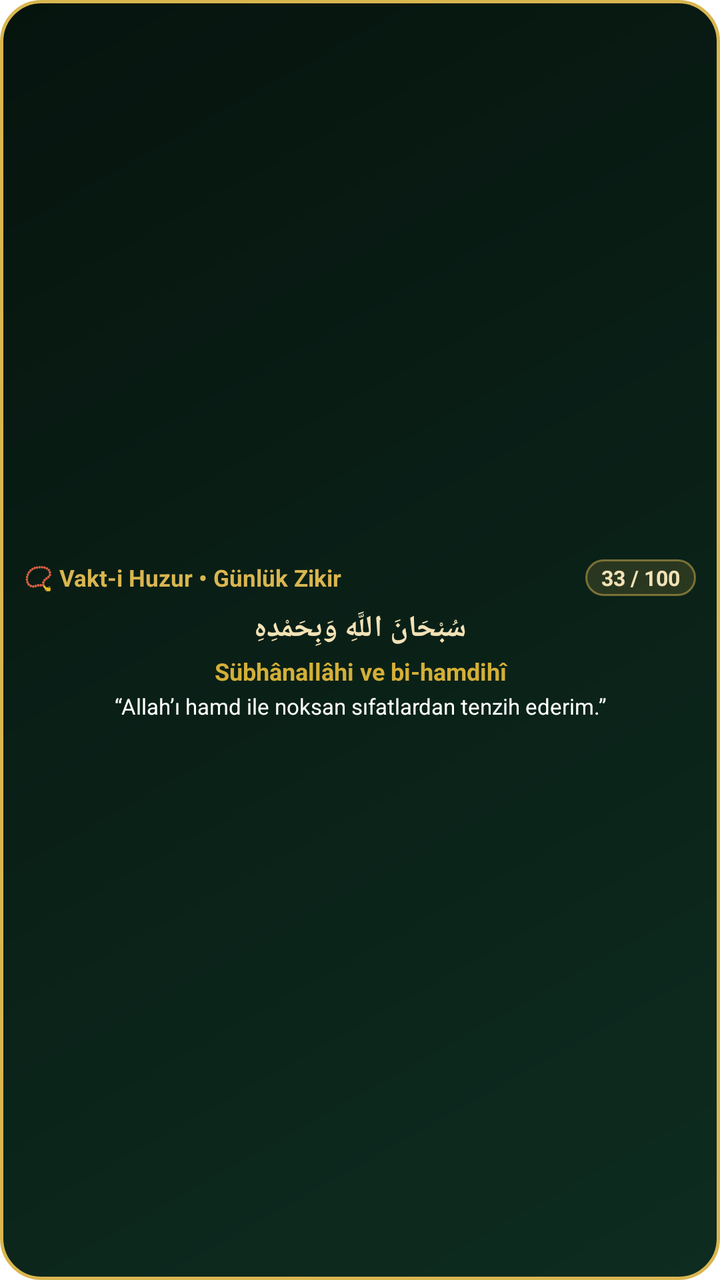
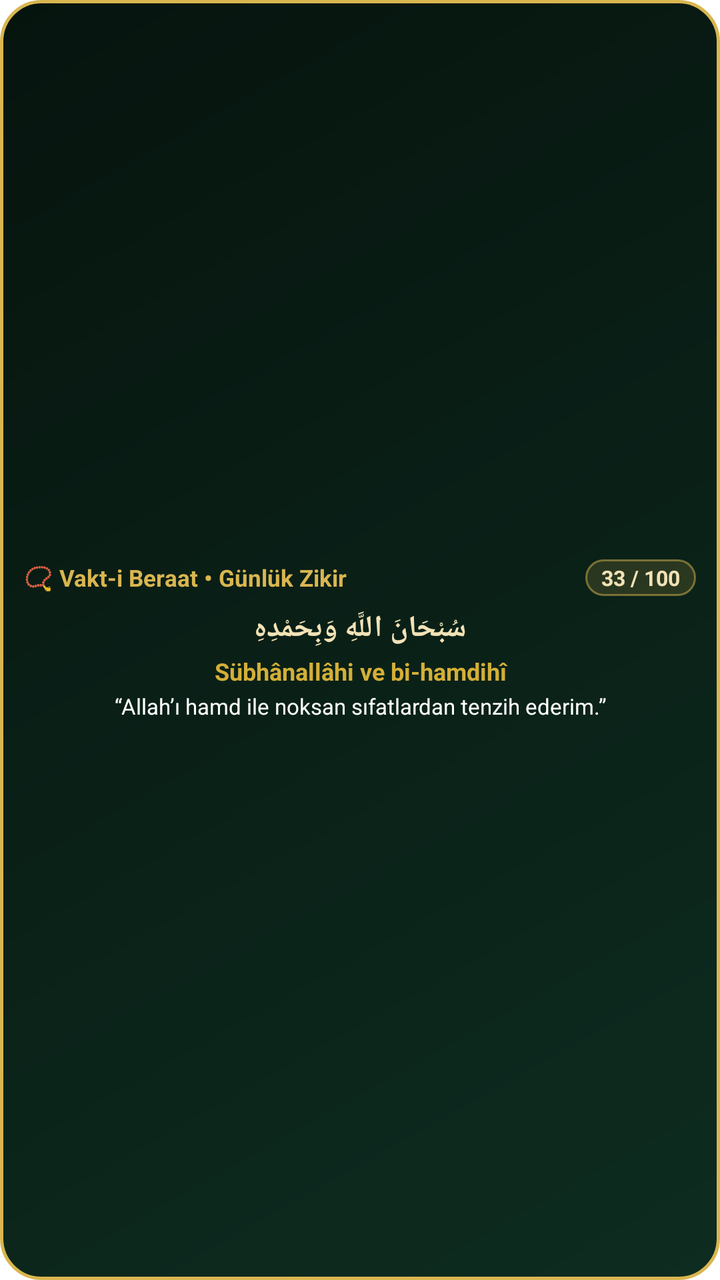

Screens rendered from an Android XML layout before and after an edit, with the pre-edit source and the edit as a unified diff.
<!-- AndroidManifest.xml: fallback theme Theme.MaterialComponents.DayNight.NoActionBar -->
<!-- res/layout/vakti_huzur_zikir_widget.xml -->
<?xml version="1.0" encoding="utf-8"?>
<LinearLayout xmlns:android="http://schemas.android.com/apk/res/android"
    android:id="@+id/widget_zikir_root"
    android:layout_width="match_parent"
    android:layout_height="match_parent"
    android:background="@drawable/widget_bg_emerald_gold"
    android:orientation="vertical"
    android:gravity="center"
    android:padding="12dp">

    <LinearLayout
        android:layout_width="match_parent"
        android:layout_height="wrap_content"
        android:gravity="center_vertical"
        android:orientation="horizontal">

        <TextView
            android:id="@+id/tv_zikir_widget_baslik"
            android:layout_width="0dp"
            android:layout_height="wrap_content"
            android:layout_weight="1"
            android:text="📿 Vakt-i Huzur • Günlük Zikir"
            android:textColor="#D9B650"
            android:textSize="11.5sp"
            android:textStyle="bold" />

        <TextView
            android:id="@+id/tv_zikir_widget_sayac"
            android:layout_width="wrap_content"
            android:layout_height="wrap_content"
            android:background="@drawable/widget_badge_gold"
            android:paddingLeft="8dp"
            android:paddingTop="2dp"
            android:paddingRight="8dp"
            android:paddingBottom="2dp"
            android:text="33 / 100"
            android:textColor="#F2E2B6"
            android:textSize="10.5sp"
            android:textStyle="bold" />
    </LinearLayout>

    <TextView
        android:id="@+id/tv_zikir_widget_arapca"
        android:layout_width="match_parent"
        android:layout_height="wrap_content"
        android:layout_marginTop="6dp"
        android:ellipsize="end"
        android:gravity="center"
        android:text="سُبْحَانَ اللَّهِ وَبِحَمْدِهِ"
        android:textColor="#F2E2B6"
        android:textSize="15sp"
        android:textStyle="bold" />

    <TextView
        android:id="@+id/tv_zikir_widget_okunus"
        android:layout_width="match_parent"
        android:layout_height="wrap_content"
        android:layout_marginTop="3dp"
        android:ellipsize="end"
        android:gravity="center"
        android:text="Sübhânallâhi ve bi-hamdihî"
        android:textColor="#D4AF37"
        android:textSize="12sp"
        android:textStyle="bold" />

    <TextView
        android:id="@+id/tv_zikir_widget_anlam"
        android:layout_width="match_parent"
        android:layout_height="wrap_content"
        android:layout_marginTop="2dp"
        android:ellipsize="end"
        android:gravity="center"
        android:maxLines="2"
        android:text="“Allah’ı hamd ile noksan sıfatlardan tenzih ederim.”"
        android:textColor="#FFFFFF"
        android:textSize="11sp" />
</LinearLayout>
<!-- resources referenced by this layout -->
<resources>
  <!-- drawable widget_badge_gold (drawable) -->
  <?xml version="1.0" encoding="utf-8"?>
  <shape xmlns:android="http://schemas.android.com/apk/res/android"
      android:shape="rectangle">
      <solid android:color="#26D9B650" />
      <corners android:radius="10dp" />
      <stroke
          android:width="1dp"
          android:color="#80D9B650" />
  </shape>
  <!-- drawable widget_bg_emerald_gold (drawable) -->
  <?xml version="1.0" encoding="utf-8"?>
  <shape xmlns:android="http://schemas.android.com/apk/res/android"
      android:shape="rectangle">
      <gradient
          android:angle="135"
          android:startColor="#0E2C20"
          android:centerColor="#0A2017"
          android:endColor="#06140E"
          android:type="linear" />
      <corners android:radius="20dp" />
      <stroke
          android:width="1.5dp"
          android:color="#D9B650" />
  </shape>
</resources>

<!-- the commit's change to res/layout/vakti_huzur_zikir_widget.xml (unified diff, before → after) -->
@@ -19,7 +19,7 @@
             android:layout_width="0dp"
             android:layout_height="wrap_content"
             android:layout_weight="1"
-            android:text="📿 Vakt-i Huzur • Günlük Zikir"
+            android:text="📿 Vakt-i Beraat • Günlük Zikir"
             android:textColor="#D9B650"
             android:textSize="11.5sp"
             android:textStyle="bold" />
